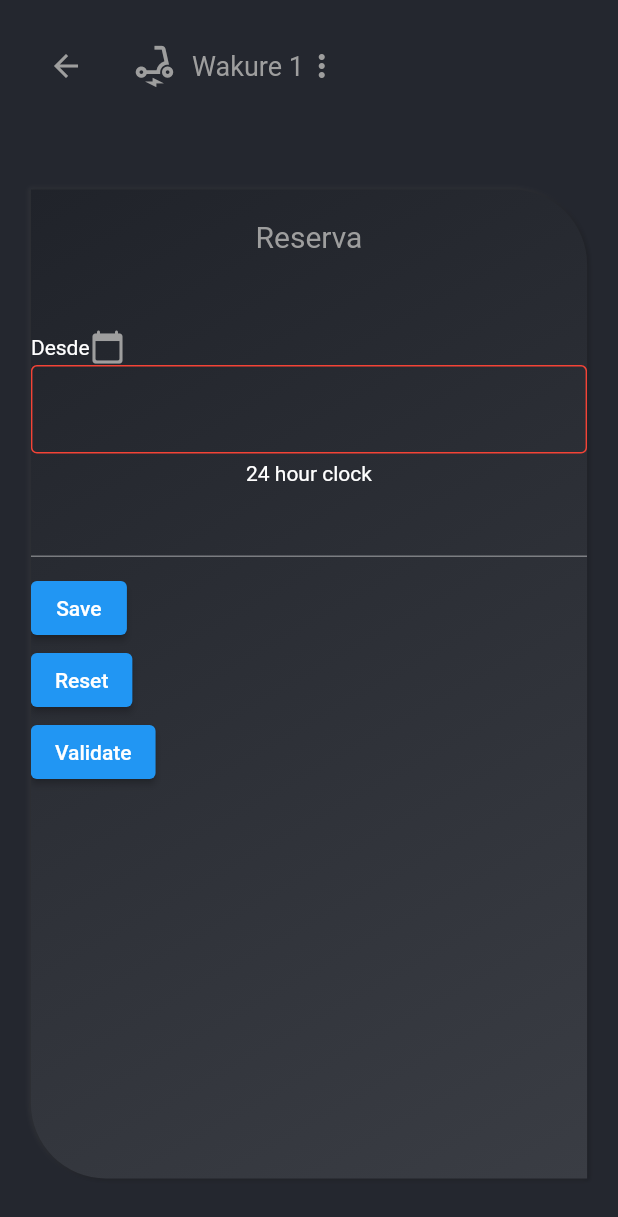
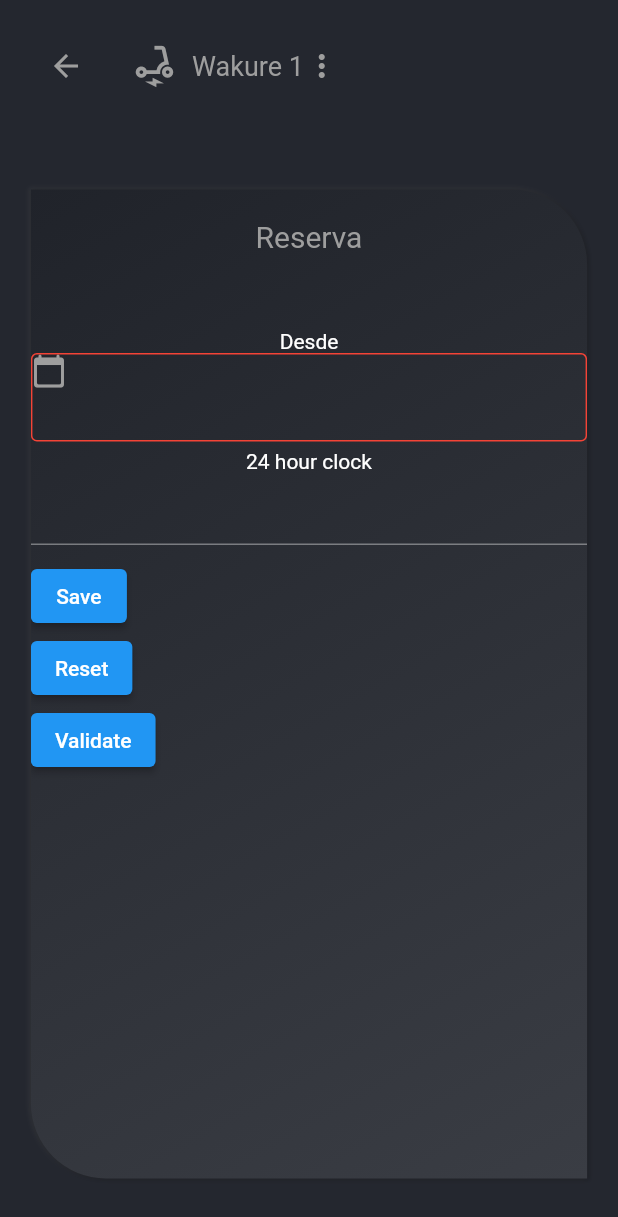
Before and after one commit to Joelnicolass/wakurent, a Flutter app: the screen it shows after launch, on a phone screen of 412 x 824 dp. Shown: the top 1217 px of the screen. Run offline on Flutter 3.47's test engine with Material 2 defaults, Android fonts, the phone set to English and light mode, and no system bars; drawn by our look-alikes of datetime_picker_formfield, flutter_neumorphic; our stand-ins replace bloc, dio, equatable, flutter_bloc, flutter_secure_storage, geolocator and 2 more; missing offline and left inert: day_picker, flutter_neat_and_clean_calendar.

Commit message:
form changes

```diff
--- a/lib/widgets/booking_form.dart
+++ b/lib/widgets/booking_form.dart
@@ -7,8 +7,6 @@ import 'package:datetime_picker_formfield/datetime_picker_formfield.dart';
 // For changing the language
 //import 'package:flutter_localizations/flutter_localizations.dart';
 // import 'package:flutter_cupertino_localizations/flutter_cupertino_localizations.dart';
-
-
 
 class DateTimeForm extends StatefulWidget {
   @override
@@ -59,16 +57,29 @@ class BasicDateField extends StatelessWidget {
   @override
   Widget build(BuildContext context) {
     return Column(children: <Widget>[
-      Row(
+      Column(
         children: [
           Text('Desde'),
-          Icon(Icons.calendar_today_rounded, color: Colors.grey,),
-        ],
+          Stack(
+            children: [
+              SizedBox(
+                width: 20,
               ),
-      DateTimeField(
+              SizedBox(
+                width: 20,
+              ),
+              Icon(
+                Icons.calendar_today_rounded,
+                color: Colors.grey,
+              ),
+              SizedBox(
+                width: 20,
+              ),
+              Expanded(
+                child: DateTimeField(
                   decoration: InputDecoration(
-
-          enabledBorder: OutlineInputBorder(borderSide: BorderSide(color: Colors.red))) ,
+                      enabledBorder: OutlineInputBorder(
+                          borderSide: BorderSide(color: Colors.red))),
                   format: format,
                   onShowPicker: (context, currentValue) {
                     return showDatePicker(
@@ -77,6 +88,14 @@ class BasicDateField extends StatelessWidget {
                         initialDate: currentValue ?? DateTime.now(),
                         lastDate: DateTime(2100));
                   },
+                ),
+              ),
+              SizedBox(
+                width: 90,
+              ),
+            ],
+          ),
+        ],
       ),
     ]);
   }
```
Lines whose indentation alone changed are shown as unchanged.
